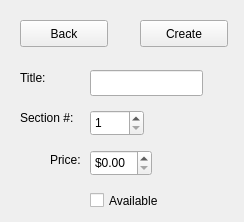
AnkushVarshneya/CUTPS, file D4_TeamJava/cuTPS_gui/EditSectionFormWindow.ui: the form before one commit.
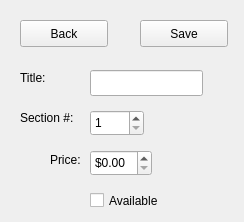
The form after the commit.

Patch:
```diff
--- a/D4_TeamJava/cuTPS_gui/EditSectionFormWindow.ui
+++ b/D4_TeamJava/cuTPS_gui/EditSectionFormWindow.ui
@@ -72,7 +72,7 @@
     </rect>
    </property>
    <property name="text">
-    <string>Create</string>
+    <string>Save</string>
    </property>
   </widget>
   <widget class="QPushButton" name="backButton">
```
